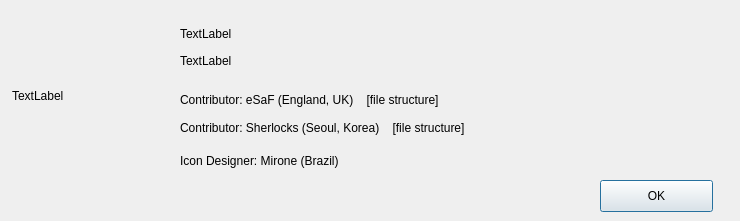
This is aboutdialog.ui in ic005k/OCAuxiliaryTools as Qt 5 draws it before an edit. The edited form follows.
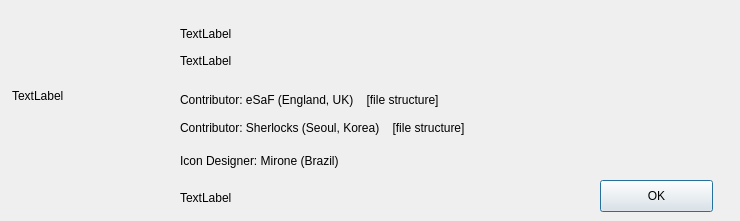
This is the edited form.

Diff of the .ui file:
```diff
--- a/aboutdialog.ui
+++ b/aboutdialog.ui
@@ -104,6 +104,19 @@
     <string>OK</string>
    </property>
   </widget>
+  <widget class="QLabel" name="lblLastModi">
+   <property name="geometry">
+    <rect>
+     <x>180</x>
+     <y>190</y>
+     <width>381</width>
+     <height>16</height>
+    </rect>
+   </property>
+   <property name="text">
+    <string>TextLabel</string>
+   </property>
+  </widget>
  </widget>
  <resources/>
  <connections/>
```
